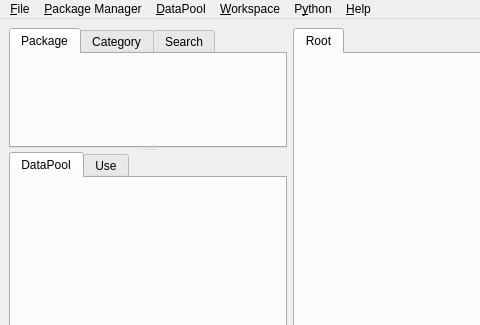
Before: the Qt Designer form src/visualea/resources/mainwindow.ui in openalea/visualea, drawn with Qt 5; both pictures show x 0 to 480 and y 0 to 325 of the 847 by 593 pixel window.
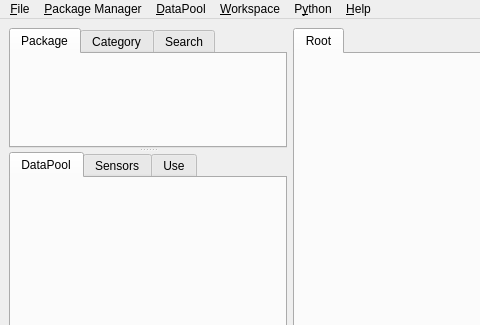
After: the same form once the commit is applied. Icons and pictures are not drawn.

The edit to the form file:
```diff
--- a/src/visualea/resources/mainwindow.ui
+++ b/src/visualea/resources/mainwindow.ui
@@ -155,6 +155,14 @@
          </property>
         </layout>
        </widget>
+       <widget class="QWidget" name="sensortab" >
+        <attribute name="title" >
+         <string>Sensors</string>
+        </attribute>
+        <attribute name="icon" >
+         <iconset resource="images.qrc" >:/icons/info.png</iconset>
+        </attribute>
+       </widget>
        <widget class="QWidget" name="UseTabWidget" >
         <attribute name="title" >
          <string>Use</string>
```
Left out of the diff: 6 changed lines with no effect on the pictures.
